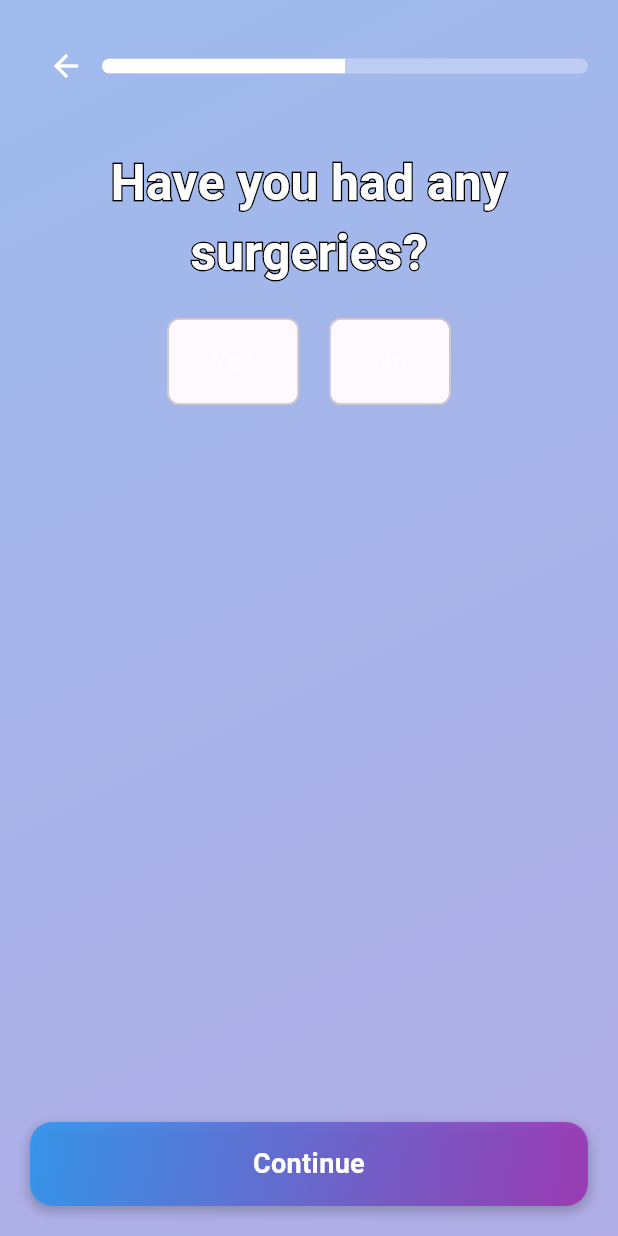
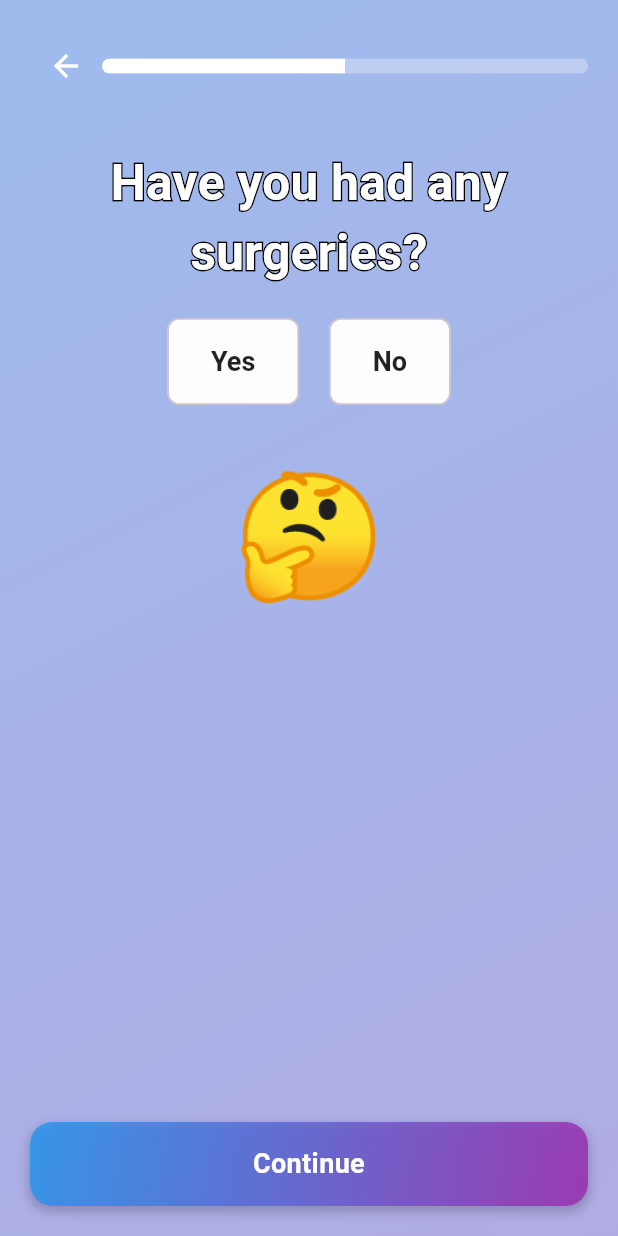
Before and after one commit to riyajidevindu/BeMA_App_V2, a Flutter app: the QuestionScreen11 screen opened by its route, on a phone screen of 412 x 824 dp. Run offline on Flutter 3.47's test engine with Material 3 defaults, Android fonts, the light colour scheme and no system bars; our stand-ins replace animated_background, animated_text_kit, awesome_snackbar_content, cloud_firestore, connectivity_plus, custom_navigation_bar and 7 more; missing offline and left inert: model_viewer_plus, record; accounts and stored records are empty; statements that could not run were skipped.

Commit message:
modify screen 11

```diff
--- a/bema_application/lib/features/general_questions/screens/question_screen_11.dart
+++ b/bema_application/lib/features/general_questions/screens/question_screen_11.dart
@@ -60,8 +60,7 @@
     final questionnaireProvider = Provider.of<QuestionnaireProvider>(context);
     final screenWidth = MediaQuery.of(context).size.width;
 
-    return Scaffold(
-      body: AnimatedBuilder(
+    return AnimatedBuilder(
       animation: _animationController,
       builder: (context, child) {
         return Container(
@@ -75,10 +74,20 @@
           child: child,
         );
       },
-        child: SafeArea(
+      child: Scaffold(
+        backgroundColor: Colors.transparent,
+        body: SafeArea(
+          child: LayoutBuilder(
+            builder: (context, constraints) {
+              return SingleChildScrollView(
+                child: ConstrainedBox(
+                  constraints: BoxConstraints(minHeight: constraints.maxHeight),
                   child: Padding(
                     padding: const EdgeInsets.all(20.0),
                     child: Column(
+                      mainAxisAlignment: MainAxisAlignment.spaceBetween,
+                      children: [
+                        Column(
                           children: [
                             Row(
                               children: [
@@ -120,10 +129,15 @@
                                     questionnaireProvider.hasSurgeries),
                               ],
                             ),
-                const Spacer(),
+                            const SizedBox(height: 30),
+                            const Text(
+                              '🤔',
+                              style: TextStyle(fontSize: 80),
+                            ),
                             if (questionnaireProvider.hasSurgeries == true)
                               _buildSurgeryDetailsInput(context),
-                const SizedBox(height: 40),
+                          ],
+                        ),
                         GestureDetector(
                           onTap: questionnaireProvider.isSurgeriesContinueButtonActive
                               ? () => context.goNamed(RouteNames.questionScreen12)
@@ -165,6 +179,10 @@
                     ),
                   ),
                 ),
+              );
+            },
+          ),
+        ),
       ),
     );
   }
@@ -175,19 +193,33 @@
         Provider.of<QuestionnaireProvider>(context, listen: false);
     final bool isSelected = currentValue == value;
 
+    Color backgroundColor;
+    Color textColor;
+
+    if (value) {
+      // This is the "Yes" option
+      backgroundColor =
+          isSelected ? Colors.red.withOpacity(0.7) : Colors.white.withOpacity(0.7);
+      textColor = isSelected ? Colors.white : Colors.black87;
+    } else {
+      // This is the "No" option
+      backgroundColor = isSelected
+          ? Colors.green.withOpacity(0.7)
+          : Colors.white.withOpacity(0.7);
+      textColor = isSelected ? Colors.white : Colors.black87;
+    }
+
     return GestureDetector(
       onTap: () {
         questionnaireProvider.setHasSurgeries(value);
       },
       child: Chip(
         label: Text(label),
-        backgroundColor: isSelected
-            ? Colors.blue.withOpacity(0.5)
-            : Colors.white.withOpacity(0.2),
+        backgroundColor: backgroundColor,
         labelStyle: TextStyle(
           fontSize: 18,
           fontWeight: FontWeight.bold,
-          color: isSelected ? Colors.white : Colors.white70,
+          color: textColor,
         ),
         padding: const EdgeInsets.symmetric(horizontal: 20, vertical: 15),
       ),
```
Lines whose indentation alone changed are shown as unchanged.
